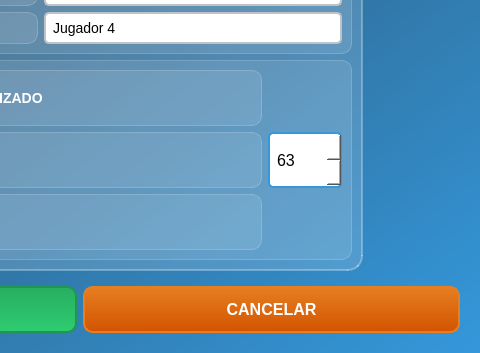
This is interfaz/menupartida.ui in Franc0-L/JuegoOCA as Qt 5 draws it before an edit; both pictures show x 320 to 800 and y 247 to 600 of the 800 by 600 pixel window. The edited form follows.
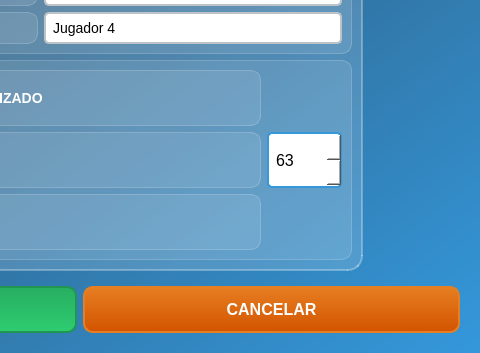
This is the edited form. Icons and pictures are not drawn.

Diff of the .ui file:
```diff
--- a/interfaz/menupartida.ui
+++ b/interfaz/menupartida.ui
@@ -391,9 +391,15 @@
              <verstretch>0</verstretch>
             </sizepolicy>
            </property>
+           <property name="minimumSize">
+            <size>
+             <width>74</width>
+             <height>0</height>
+            </size>
+           </property>
            <property name="maximumSize">
             <size>
-             <width>55</width>
+             <width>75</width>
              <height>16777215</height>
             </size>
            </property>
```
Left out of the diff: 100 changed lines with no effect on the pictures.
